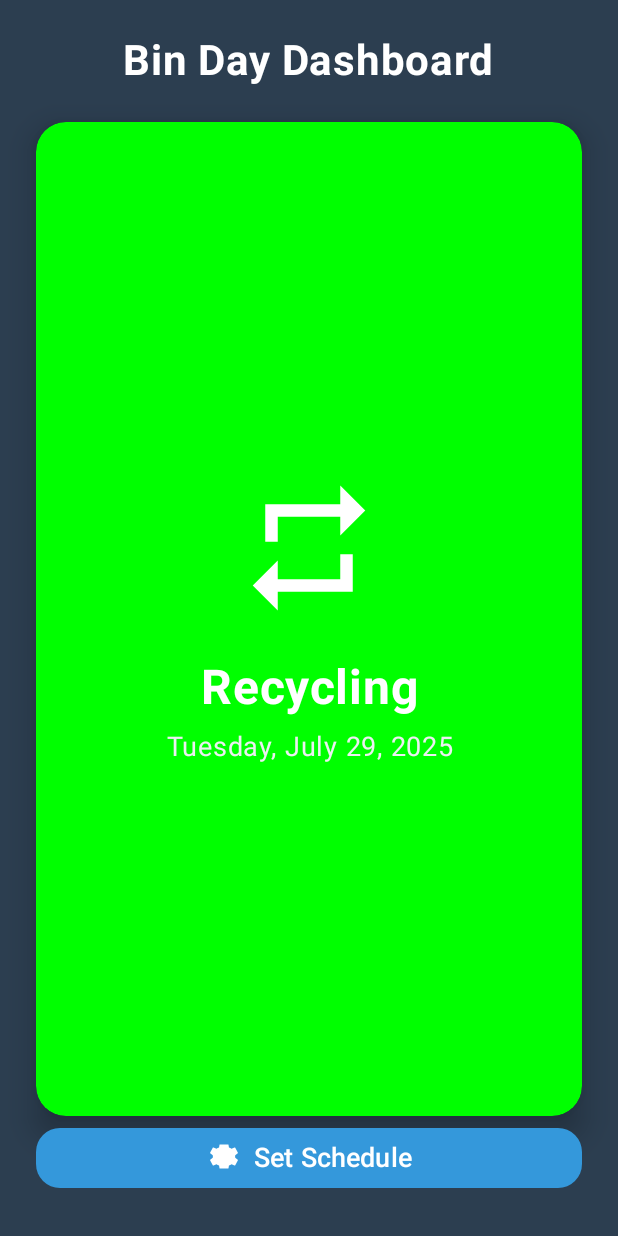
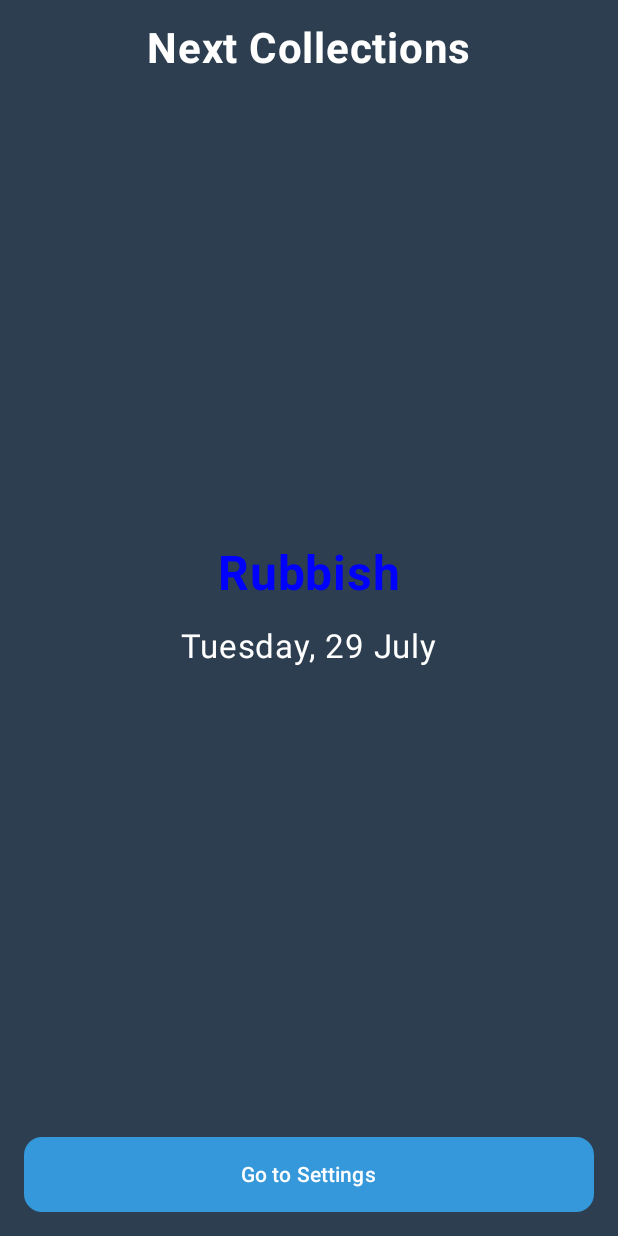
Before and after one commit to oozye1/rubishjuly24, an Android app built with Jetpack Compose: the SettingsScreen screen opened through its navigation route, after a tap on "Save", on a phone screen of 412 x 824 dp. Run offline under Robolectric (Android 15) with nearby library versions, the light colour scheme and no system bars.

Commit message:
2 new types added - shows each of the bin types on front page

```diff
--- a/app/src/main/java/co/uk/doverguitarteacher/rubbishdayreminder/MainActivity.kt
+++ b/app/src/main/java/co/uk/doverguitarteacher/rubbishdayreminder/MainActivity.kt
@@ -1,88 +1,159 @@
-// Location: co/uk/doverguitarteacher/rubbishdayreminder/MainActivity.kt
 package co.uk.doverguitarteacher.rubbishdayreminder
 
-import android.Manifest
-import android.os.Build
 import android.os.Bundle
 import androidx.activity.ComponentActivity
 import androidx.activity.compose.setContent
-import androidx.activity.result.contract.ActivityResultContracts
 import androidx.compose.foundation.ExperimentalFoundationApi
 import androidx.compose.foundation.background
 import androidx.compose.foundation.layout.*
 import androidx.compose.foundation.pager.HorizontalPager
 import androidx.compose.foundation.pager.rememberPagerState
 import androidx.compose.foundation.shape.RoundedCornerShape
-import androidx.compose.material3.*
+import androidx.compose.material3.Button
+import androidx.compose.material3.ButtonDefaults
+import androidx.compose.material3.Text
 import androidx.compose.runtime.Composable
+import androidx.compose.runtime.remember
 import androidx.compose.ui.Alignment
 import androidx.compose.ui.Modifier
-import androidx.compose.ui.draw.clip
-import androidx.compose.ui.draw.shadow
 import androidx.compose.ui.graphics.Color
-import androidx.compose.ui.res.painterResource
 import androidx.compose.ui.text.font.FontWeight
 import androidx.compose.ui.text.style.TextAlign
 import androidx.compose.ui.unit.dp
 import androidx.compose.ui.unit.sp
-import androidx.navigation.NavController
 import androidx.navigation.compose.NavHost
 import androidx.navigation.compose.composable
 import androidx.navigation.compose.rememberNavController
 import co.uk.doverguitarteacher.rubbishdayreminder.ui.theme.RubbishDayReminderTheme
+import java.time.DayOfWeek
 import java.time.LocalDate
 import java.time.format.DateTimeFormatter
-import java.time.format.FormatStyle
+import java.time.temporal.TemporalAdjusters
 
+//================================================================
+// 1. MAIN ACTIVITY CLASS
+//================================================================
 class MainActivity : ComponentActivity() {
-    private lateinit var settingsManager: SettingsManager
-    private val requestPermissionLauncher = registerForActivityResult(ActivityResultContracts.RequestPermission()) { }
     override fun onCreate(savedInstanceState: Bundle?) {
         super.onCreate(savedInstanceState)
-        settingsManager = SettingsManager(applicationContext)
-        AlarmScheduler.createNotificationChannel(this)
-        askForNotificationPermission()
-        setContent { RubbishDayReminderTheme { AppNavigator(settingsManager) } }
-    }
-    private fun askForNotificationPermission() { if (Build.VERSION.SDK_INT >= Build.VERSION_CODES.TIRAMISU) { requestPermissionLauncher.launch(Manifest.permission.POST_NOTIFICATIONS) } }
-}
-@Composable
-fun AppNavigator(settingsManager: SettingsManager) {
-    val navController = rememberNavController()
-    NavHost(navController = navController, startDestination = "main_screen") {
-        composable("main_screen") { MainScreen(navController = navController, settingsManager = settingsManager) }
-        composable("settings_screen") { SettingsScreen(settingsManager = settingsManager) { AlarmScheduler.scheduleAlarms(navController.context, settingsManager); navController.popBackStack() } }
-    }
-}
-@OptIn(ExperimentalFoundationApi::class)
-@Composable
-fun MainScreen(navController: NavController, settingsManager: SettingsManager) {
-    val collectionDay = settingsManager.getCollectionDay()
-    val pagerState = rememberPagerState(pageCount = { 52 })
-    Column(modifier = Modifier.fillMaxSize().background(Color(0xFF2c3e50)).padding(vertical = 24.dp), horizontalAlignment = Alignment.CenterHorizontally) {
-        Text("Bin Day Dashboard", fontSize = 28.sp, fontWeight = FontWeight.Bold, color = Color.White, modifier = Modifier.padding(bottom = 24.dp))
-        HorizontalPager(state = pagerState, modifier = Modifier.weight(1f)) { pageIndex ->
-            val (upcomingBin, upcomingDate) = calculateBinForWeek(settingsManager, collectionDay, pageIndex)
-            BinInfoCard(binType = upcomingBin, collectionDate = upcomingDate)
-        }
-        Button(
-            onClick = { navController.navigate("settings_screen") },
-            modifier = Modifier.fillMaxWidth().height(56.dp).padding(horizontal = 24.dp, vertical = 8.dp),
-            shape = RoundedCornerShape(16.dp), colors = ButtonDefaults.buttonColors(containerColor = Color(0xFF3498db))
-        ) {
-            Icon(painterResource(R.drawable.ic_settings_cog), "Settings", Modifier.size(24.dp))
-            Spacer(Modifier.width(8.dp))
-            Text("Set Schedule", fontSize = 18.sp)
+        val settingsManager = SettingsManager(applicationContext)
+
+        setContent {
+            RubbishDayReminderTheme {
+                val navController = rememberNavController()
+                NavHost(navController = navController, startDestination = "main") {
+                    composable("main") {
+                        MainScreen(
+                            settingsManager = settingsManager,
+                            onNavigateToSettings = { navController.navigate("settings") }
+                        )
+                    }
+                    composable("settings") {
+                        SettingsScreen(
+                            settingsManager = settingsManager,
+                            onNavigateBack = { navController.popBackStack() }
+                        )
+                    }
+                }
+            }
         }
     }
 }
+
+
+//================================================================
+// 2. ALL SUPPORTING CODE IS NOW IN THIS FILE
+//================================================================
+
+data class UpcomingCollection(
+    val bin: BinType,
+    val date: LocalDate
+)
+
+fun generateUpcomingCollections(settingsManager: SettingsManager): List<UpcomingCollection> {
+    val upcoming = mutableListOf<UpcomingCollection>()
+    val today = LocalDate.now()
+
+    BinTypes.ALL_BINS.forEach { bin ->
+        val effectiveDay: DayOfWeek = settingsManager.getEffectiveCollectionDay(bin)
+        val nextDate = today.with(TemporalAdjusters.nextOrSame(effectiveDay))
+        upcoming.add(UpcomingCollection(bin = bin, date = nextDate))
+    }
+    return upcoming.sortedBy { it.date }
+}
+
+
+@OptIn(ExperimentalFoundationApi::class)
 @Composable
-fun BinInfoCard(binType: BinType, collectionDate: LocalDate) {
-    Column(modifier = Modifier.fillMaxSize().padding(horizontal = 24.dp).shadow(12.dp, RoundedCornerShape(20.dp)).clip(RoundedCornerShape(20.dp)).background(binType.color).padding(24.dp), horizontalAlignment = Alignment.CenterHorizontally, verticalArrangement = Arrangement.Center) {
-        Icon(painterResource(id = binType.iconResId), binType.displayName, modifier = Modifier.size(100.dp), tint = Color.White)
+fun MainScreen(
+    settingsManager: SettingsManager,
+    onNavigateToSettings: () -> Unit
+) {
+    val upcomingCollections = remember { generateUpcomingCollections(settingsManager) }
+
+    Column(
+        modifier = Modifier
+            .fillMaxSize()
+            .background(Color(0xFF2c3e50))
+            .padding(16.dp),
+        horizontalAlignment = Alignment.CenterHorizontally,
+        verticalArrangement = Arrangement.Center
+    ) {
+        if (upcomingCollections.isEmpty()) {
+            Text(
+                "No collections found. Please check settings.",
+                color = Color.White,
+                fontSize = 18.sp,
+                textAlign = TextAlign.Center
+            )
+        } else {
+            val pagerState = rememberPagerState(pageCount = { upcomingCollections.size })
+
+            Text("Next Collections", fontSize = 28.sp, fontWeight = FontWeight.Bold, color = Color.White)
+            Spacer(Modifier.height(24.dp))
+
+            HorizontalPager(
+                state = pagerState,
+                modifier = Modifier.weight(1f)
+            ) { page ->
+                val collection = upcomingCollections[page]
+                CollectionCard(collection = collection)
+            }
+        }
         Spacer(Modifier.height(24.dp))
-        Text(binType.displayName, fontSize = 32.sp, fontWeight = FontWeight.Bold, color = Color.White, textAlign = TextAlign.Center)
-        Spacer(Modifier.height(8.dp))
-        Text(collectionDate.format(DateTimeFormatter.ofLocalizedDate(FormatStyle.FULL)), fontSize = 18.sp, color = Color(0xFFecf0f1), textAlign = TextAlign.Center)
+        Button(
+            onClick = onNavigateToSettings,
+            modifier = Modifier.fillMaxWidth().height(50.dp),
+            shape = RoundedCornerShape(12.dp),
+            colors = ButtonDefaults.buttonColors(containerColor = Color(0xFF3498db))
+        ) {
+            Text("Go to Settings")
+        }
     }
 }
+
+@Composable
+fun CollectionCard(collection: UpcomingCollection) {
+    val dateFormatter = DateTimeFormatter.ofPattern("EEEE, d MMMM")
+    Column(
+        modifier = Modifier
+            .fillMaxSize()
+            .padding(horizontal = 16.dp),
+        horizontalAlignment = Alignment.CenterHorizontally,
+        verticalArrangement = Arrangement.Center
+    ) {
+        Text(
+            collection.bin.displayName,
+            fontSize = 32.sp,
+            fontWeight = FontWeight.Bold,
+            // THIS IS THE FIX. The "Color()" wrapper was removed.
+            color = collection.bin.color
+        )
+        Spacer(Modifier.height(16.dp))
+        Text(
+            collection.date.format(dateFormatter),
+            fontSize = 22.sp,
+            color = Color.White
+        )
+    }
+}
--- a/app/src/main/java/co/uk/doverguitarteacher/rubbishdayreminder/SettingsManager.kt
+++ b/app/src/main/java/co/uk/doverguitarteacher/rubbishdayreminder/SettingsManager.kt
@@ -7,13 +7,14 @@ class SettingsManager(context: Context) {
     private val prefs = context.getSharedPreferences("app_settings_final_v2", Context.MODE_PRIVATE)
 
     private val KEY_COLLECTION_DAY = "collection_day"
-    private val KEY_ANCHOR_BIN_ID = "anchor_bin_id"
+    private val KEY_ANCHOR_BIN_ID = "anchor_bin_id" // This key is no longer used but can remain
     private val KEY_EVENING_REMINDER_ENABLED = "evening_reminder_enabled"
     private val KEY_MORNING_REMINDER_ENABLED = "morning_reminder_enabled"
 
     fun saveCollectionDay(day: DayOfWeek) =
         prefs.edit().putString(KEY_COLLECTION_DAY, day.name).apply()
 
+    // This function is no longer called from the UI but can be kept if needed elsewhere
     fun saveCycleAnchor(anchorBin: BinType) =
         prefs.edit().putString(KEY_ANCHOR_BIN_ID, anchorBin.id).apply()
 
@@ -52,12 +53,29 @@ class SettingsManager(context: Context) {
         }
     }
 
-    /** Save (or clear if null) a custom collection day override for a bin. */
+    /**
+     * **[CORRECTED]**
+     * Save (or clear if null) a custom collection day override for a bin.
+     */
     fun saveBinCollectionDay(binId: String, day: DayOfWeek?) {
         val key = "collection_day_$binId"
-        prefs.edit().apply {
-            if (day == null) remove(key) else putString(key, day.name)
-            apply()
+        val editor = prefs.edit() // Get the editor first
+        if (day == null) {
+            editor.remove(key)
+        } else {
+            editor.putString(key, day.name)
         }
+        editor.apply() // Commit the changes with a single apply() call
+    }
+
+    /**
+     * **[NEW HELPER FUNCTION]**
+     * Gets the effective collection day for a bin.
+     * It returns the per-bin override if one exists, otherwise it returns the global collection day.
+     */
+    fun getEffectiveCollectionDay(bin: BinType): DayOfWeek {
+        val overrideDay = getBinCollectionDay(bin.id)
+        // If an override day was found, return it. Otherwise, return the global default.
+        return overrideDay ?: getCollectionDay()
     }
 }
```
